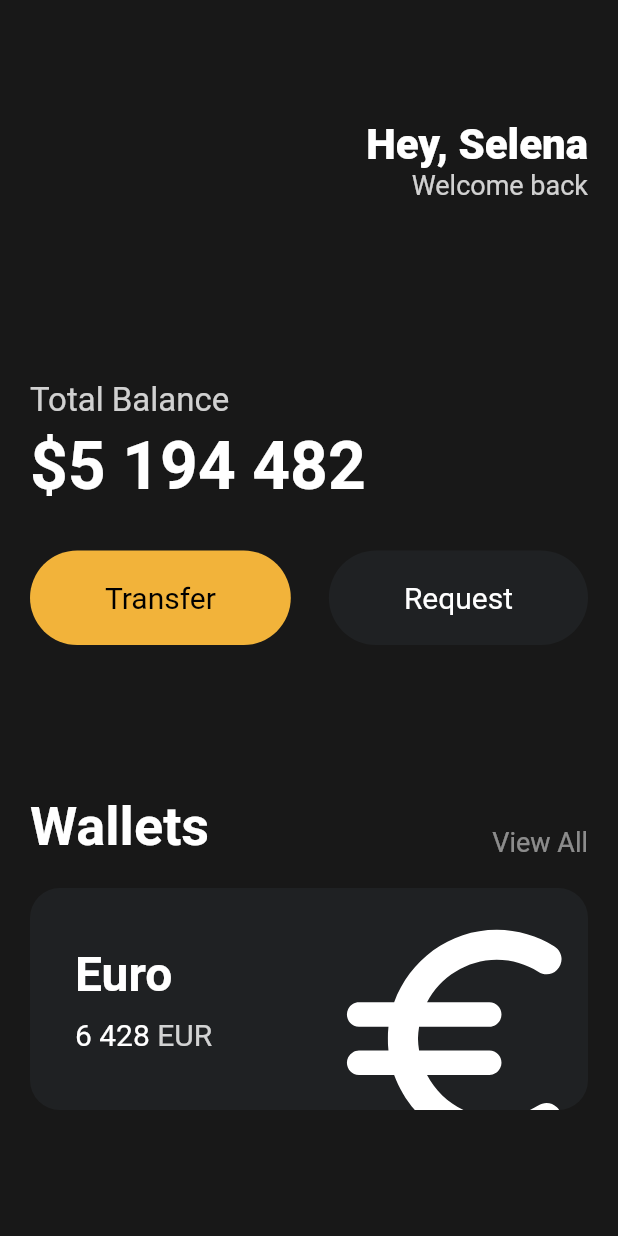
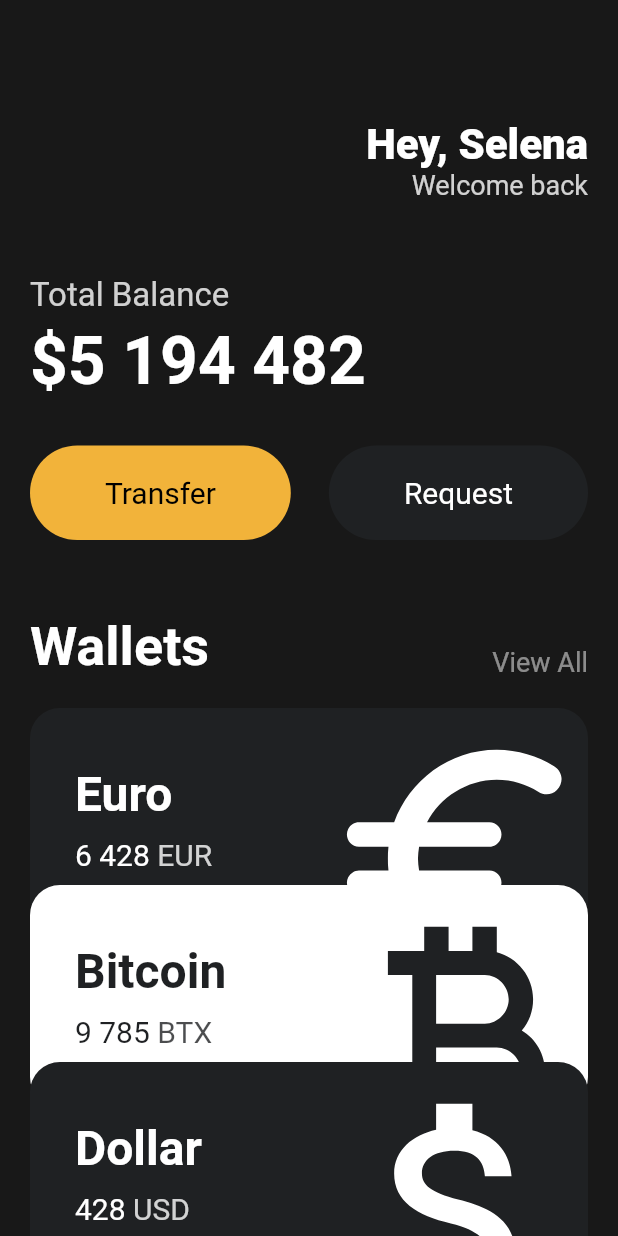
Before and after one commit to Alpaca92/toonflix, a Flutter app: the screen it shows after launch, on a phone screen of 412 x 824 dp. Run offline on Flutter 3.47's test engine with Material 2 defaults, Android fonts, the phone set to English and light mode, and no system bars.

Commit message:
flutter: #3.8

```diff
--- a/lib/main.dart
+++ b/lib/main.dart
@@ -1,5 +1,6 @@
 import 'package:flutter/material.dart';
 import 'package:toonflix/widgets/button.dart';
+import 'package:toonflix/widgets/currency_card.dart';
 
 void main() {
   runApp(const App());
@@ -13,7 +14,8 @@ class App extends StatelessWidget {
     return MaterialApp(
       home: Scaffold(
         backgroundColor: const Color(0xFF181818),
-        body: Padding(
+        body: SingleChildScrollView(
+          child: Padding(
             padding: const EdgeInsets.symmetric(
               horizontal: 20,
             ),
@@ -49,7 +51,7 @@ class App extends StatelessWidget {
                   ],
                 ),
                 const SizedBox(
-                height: 120,
+                  height: 50,
                 ),
                 Text(
                   'Total Balance',
@@ -88,7 +90,7 @@ class App extends StatelessWidget {
                   ],
                 ),
                 const SizedBox(
-                height: 100,
+                  height: 50,
                 ),
                 Row(
                   mainAxisAlignment: MainAxisAlignment.spaceBetween,
@@ -114,72 +116,37 @@ class App extends StatelessWidget {
                 const SizedBox(
                   height: 20,
                 ),
-              Container(
-                clipBehavior: Clip.hardEdge,
-                decoration: BoxDecoration(
-                  color: const Color(0xFF1F2123),
-                  borderRadius: BorderRadius.circular(20),
+                const CurrencyCard(
+                  name: 'Euro',
+                  code: 'EUR',
+                  amount: '6 428',
+                  icon: Icons.euro_rounded,
+                  isInverted: false,
                 ),
-                child: Padding(
-                  padding: const EdgeInsets.all(30),
-                  child: Row(
-                    mainAxisAlignment: MainAxisAlignment.spaceBetween,
-                    children: [
-                      Column(
-                        crossAxisAlignment: CrossAxisAlignment.start,
-                        children: [
-                          const Text(
-                            'Euro',
-                            style: TextStyle(
-                              color: Colors.white,
-                              fontSize: 32,
-                              fontWeight: FontWeight.w600,
+                Transform.translate(
+                  offset: const Offset(0, -30),
+                  child: const CurrencyCard(
+                    name: 'Bitcoin',
+                    code: 'BTX',
+                    amount: '9 785',
+                    icon: Icons.currency_bitcoin,
+                    isInverted: true,
                   ),
                 ),
-                          const SizedBox(
-                            height: 10,
-                          ),
-                          Row(
-                            children: [
-                              const Text(
-                                "6 428",
-                                style: TextStyle(
-                                  color: Colors.white,
-                                  fontSize: 20,
-                                ),
-                              ),
-                              const SizedBox(
-                                width: 5,
-                              ),
-                              Text(
-                                "EUR",
-                                style: TextStyle(
-                                  color: Colors.white.withOpacity(0.8),
-                                  fontSize: 20,
-                                ),
-                              ),
-                            ],
-                          ),
-                        ],
-                      ),
-                      Transform.scale(
-                        scale: 2.2,
-                        child: Transform.translate(
-                          offset: const Offset(-5, 12),
-                          child: const Icon(
-                            Icons.euro_rounded,
-                            color: Colors.white,
-                            size: 88,
-                          ),
+                Transform.translate(
+                  offset: const Offset(0, -60),
+                  child: const CurrencyCard(
+                    name: 'Dollar',
+                    code: 'USD',
+                    amount: '428',
+                    icon: Icons.attach_money_outlined,
+                    isInverted: false,
                   ),
                 ),
               ],
             ),
           ),
         ),
-            ],
-          ),
-        ),
       ),
     );
   }
--- /dev/null
+++ b/lib/widgets/currency_card.dart
@@ -0,0 +1,87 @@
+import 'package:flutter/material.dart';
+
+class CurrencyCard extends StatelessWidget {
+  final String name, code, amount;
+  final IconData icon;
+  final bool isInverted;
+
+  final _blackColor = const Color(0xFF1F2123);
+
+  const CurrencyCard({
+    super.key,
+    required this.name,
+    required this.code,
+    required this.amount,
+    required this.icon,
+    required this.isInverted,
+  });
+
+  @override
+  Widget build(BuildContext context) {
+    return Container(
+      clipBehavior: Clip.hardEdge,
+      decoration: BoxDecoration(
+        color: isInverted ? Colors.white : _blackColor,
+        borderRadius: BorderRadius.circular(20),
+      ),
+      child: Padding(
+        padding: const EdgeInsets.all(30),
+        child: Row(
+          mainAxisAlignment: MainAxisAlignment.spaceBetween,
+          children: [
+            Column(
+              crossAxisAlignment: CrossAxisAlignment.start,
+              children: [
+                Text(
+                  name,
+                  style: TextStyle(
+                    color: isInverted ? _blackColor : Colors.white,
+                    fontSize: 32,
+                    fontWeight: FontWeight.w600,
+                  ),
+                ),
+                const SizedBox(
+                  height: 10,
+                ),
+                Row(
+                  children: [
+                    Text(
+                      amount,
+                      style: TextStyle(
+                        color: isInverted ? _blackColor : Colors.white,
+                        fontSize: 20,
+                      ),
+                    ),
+                    const SizedBox(
+                      width: 5,
+                    ),
+                    Text(
+                      code,
+                      style: TextStyle(
+                        color: isInverted
+                            ? _blackColor.withOpacity(0.8)
+                            : Colors.white.withOpacity(0.8),
+                        fontSize: 20,
+                      ),
+                    ),
+                  ],
+                ),
+              ],
+            ),
+            Transform.scale(
+              scale: 2.2,
+              child: Transform.translate(
+                offset: const Offset(-5, 12),
+                child: Icon(
+                  icon,
+                  color: isInverted ? _blackColor : Colors.white,
+                  size: 88,
+                ),
+              ),
+            ),
+          ],
+        ),
+      ),
+    );
+  }
+}
```
Lines whose indentation alone changed are shown as unchanged.
